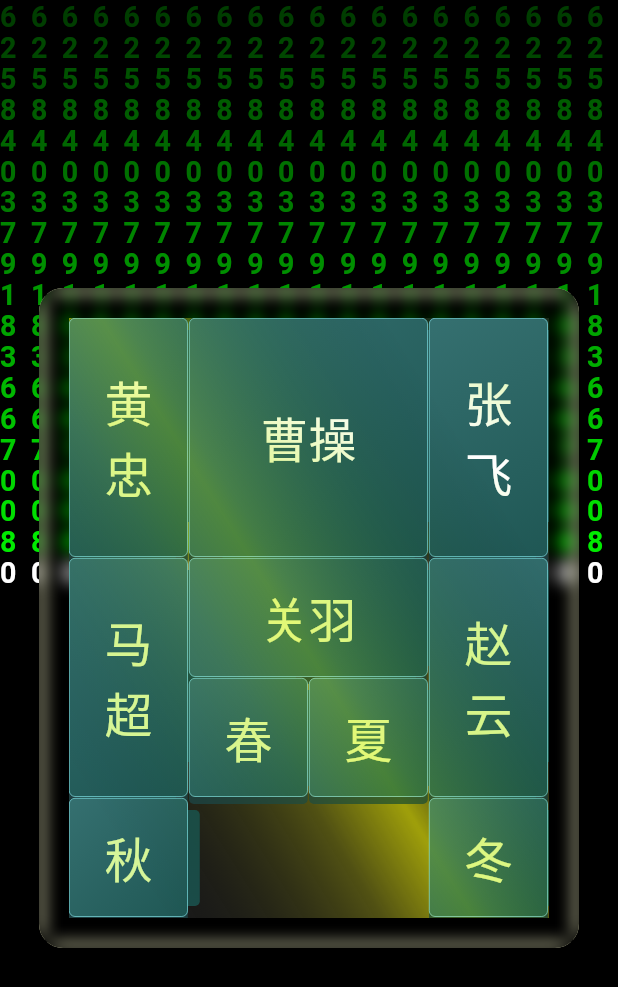
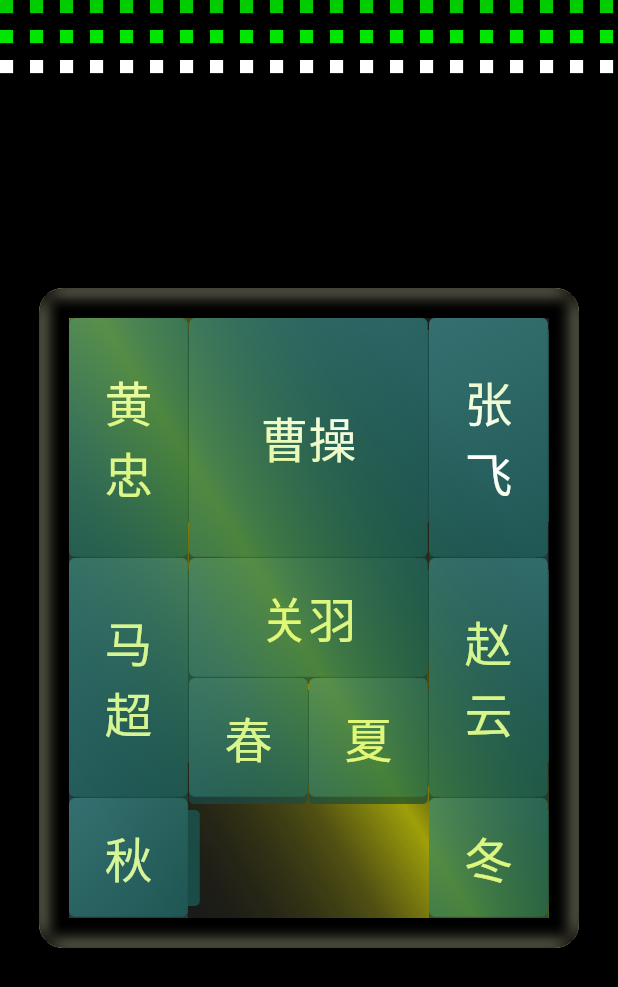
Before and after one commit to h65wang/slide-puzzle-challenge, a Flutter app: the screen it shows after launch, on a phone screen of 412 x 824 dp. Shown: the top 987 px of the screen. Run offline on Flutter 3.47's test engine with Material 2 defaults, Android fonts, the phone set to English and light mode, and no system bars.

Commit message:
Stream 8: Replace background `text painter` to `drawRect`

```diff
--- a/lib/main.dart
+++ b/lib/main.dart
@@ -27,13 +27,17 @@
 
   @override
   Widget build(BuildContext context) {
+    final size = MediaQuery.of(context).size;
     return Scaffold(
       body: Stack(
-        children: const [
+        children: [
           RepaintBoundary(
-            child: MatrixBackdrop(),
+            child: MatrixBackdrop(
+              key: ValueKey(size),
+              size: size,
+            ),
           ),
-          Align(
+          const Align(
             alignment: Alignment(0, 0),
             child: GameBoard(),
           ),
--- a/lib/ui/board_piece.dart
+++ b/lib/ui/board_piece.dart
@@ -47,10 +47,10 @@ class BoardPiece extends StatelessWidget {
               Color(0xff1f5754),
             ],
           ),
-          border: Border.all(
-            color: const Color(0xff8ef8fe),
-            width: gridSize * 0.005,
-          ),
+          // border: Border.all(
+          //   color: const Color(0xff8ef8fe),
+          //   width: gridSize * 0.005,
+          // ),
           borderRadius: BorderRadius.circular(4),
         ),
         child: Center(child: ShinyText(label: piece.label)),
--- a/lib/ui/matrix_backdrop.dart
+++ b/lib/ui/matrix_backdrop.dart
@@ -3,7 +3,9 @@ import 'dart:math';
 import 'package:flutter/material.dart';
 
 class MatrixBackdrop extends StatefulWidget {
-  const MatrixBackdrop({Key? key}) : super(key: key);
+  final Size size;
+
+  const MatrixBackdrop({Key? key, required this.size}) : super(key: key);
 
   @override
   _MatrixBackdropState createState() => _MatrixBackdropState();
@@ -16,23 +18,39 @@ class _MatrixBackdropState extends State<MatrixBackdrop>
     duration: const Duration(seconds: 1),
   )..repeat();
 
-  late final _painter = MatrixBackdropPainter(_controller);
+  late final MatrixBackdropPainter _painter = MatrixBackdropPainter(
+    controller: _controller,
+    screenWidth: widget.size.width,
+    screenHeight: widget.size.height,
+  );
+
+  @override
+  void dispose() {
+    _controller.dispose();
+    super.dispose();
+  }
 
   @override
   Widget build(BuildContext context) {
     return CustomPaint(
-      size: Size.infinite,
+      size: widget.size,
       painter: _painter,
     );
   }
 }
 
 class MatrixBackdropPainter extends CustomPainter {
-  MatrixBackdropPainter(controller) : super(repaint: controller);
+  final double screenWidth, screenHeight;
 
-  final List<Line> _lines = List.generate(
-    20,
-    (index) => Line(index: index, message: '1234567890'),
+  MatrixBackdropPainter({
+    required controller,
+    required this.screenWidth,
+    required this.screenHeight,
+  }) : super(repaint: controller);
+
+  late final List<Line> _lines = List.generate(
+    (screenWidth / Line.dotSize).ceil(),
+    (index) => Line(index: index, screenHeight: screenHeight),
   );
 
   @override
@@ -53,82 +71,62 @@ class MatrixBackdropPainter extends CustomPainter {
 }
 
 class Line {
+  static const dotSize = 20.0;
+  final double screenHeight;
   final Random rnd;
-  final List<String> letters;
   final int index;
 
-  Line({required this.index, required String message})
-      : rnd = Random(),
-        letters = message.split('') {
-    letters.shuffle(rnd);
-    final length = rnd.nextInt(40) + 40;
-    while (letters.length < length) {
-      letters.add(letters[rnd.nextInt(letters.length)]);
-    }
+  late int totalDots;
+  late int maxVisibleDots;
+
+  late double currentVisibleDots, speed, sizeVariance;
+
+  Line({required this.index, required this.screenHeight}) : rnd = Random() {
     reset();
-    currentLetters = rnd.nextInt(letters.length);
+    currentVisibleDots = rndBetween(0, totalDots);
   }
 
-  int counter = 0;
-  int ticksPerLetter = 30;
-  int currentLetters = 0;
-  int visibleLetters = 0;
-  double fontSizeFactor = 0.95; // 0.9~1.0
-  double opacity = 0.75; // 0.5~1.0
+  reset() {
+    final totalDotsMin = (screenHeight / dotSize).ceil();
+    totalDots = rndBetween(totalDotsMin, totalDotsMin * 2).toInt();
+    maxVisibleDots = rndBetween(10, 20).toInt();
+    currentVisibleDots = 0;
+    speed = rndBetween(0.05, 0.5);
+    sizeVariance = rndBetween(0.3, 0.5);
+  }
 
-  reset() {
-    counter = 0;
-    ticksPerLetter = (rnd.nextDouble() * 8 + 2).toInt();
-    currentLetters = 0;
-    visibleLetters = rnd.nextInt(20) + 10;
-    fontSizeFactor = rnd.nextDouble() * 0.1 + 0.9; // 0.9 - 1.0
-    opacity = rnd.nextDouble() * 0.5 + 0.5; // 0.5 - 1.0
+  double rndBetween(num min, num max) {
+    return min + rnd.nextDouble() * (max - min);
   }
 
   tick() {
-    counter++;
-    if (counter > ticksPerLetter) {
-      if (currentLetters < letters.length) {
-        currentLetters++;
-        counter = 0;
-      } else {
-        reset();
-      }
+    if (currentVisibleDots < totalDots) {
+      currentVisibleDots += speed;
+    } else {
+      reset();
     }
   }
 
   paint(Canvas canvas, Size size) {
-    final w = size.width / 20;
-
-    for (int i = 0; i < currentLetters; i++) {
-      final tp = TextPainter(
-        text: TextSpan(
-          text: letters[i],
-          style: TextStyle(
-            color: getColor(i, currentLetters),
-            fontSize: w * fontSizeFactor,
-            fontWeight: FontWeight.bold,
-          ),
-        ),
-        textDirection: TextDirection.ltr,
-      )..layout(maxWidth: 0);
-
-      tp.paint(
-        canvas,
-        Offset(index * w, i * w),
+    for (int i = 0; i < currentVisibleDots; i++) {
+      canvas.drawRect(
+        Offset(index * dotSize, i * dotSize) &
+            Size(
+              dotSize * sizeVariance,
+              dotSize * sizeVariance,
+            ),
+        Paint()..color = getColor(i),
       );
     }
   }
 
-  Color getColor(int curr, int total) {
-    final countFromEnd = total - curr;
-
-    if (countFromEnd == 1) return Colors.white;
-
+  Color getColor(int index) {
+    final int countFromEnd = (currentVisibleDots - index).floor();
+    if (countFromEnd == 0) return const Color(0xffffffff);
     return Color.lerp(
       const Color(0x0000ff00),
       const Color(0xff00ff00),
-      (visibleLetters - countFromEnd) / visibleLetters,
+      (maxVisibleDots - countFromEnd) / maxVisibleDots,
     )!;
   }
 }
```
